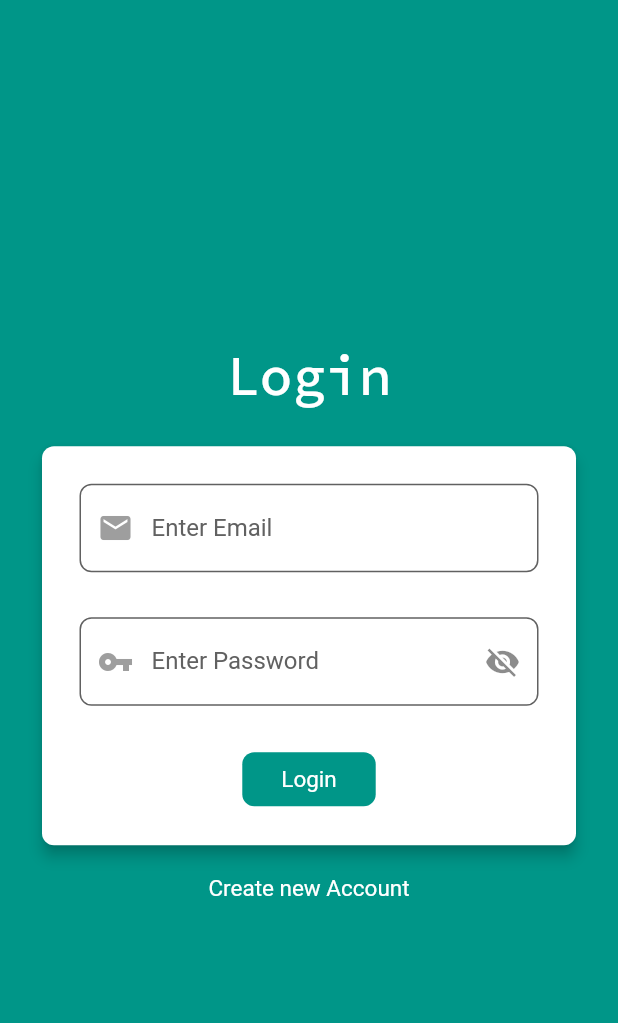
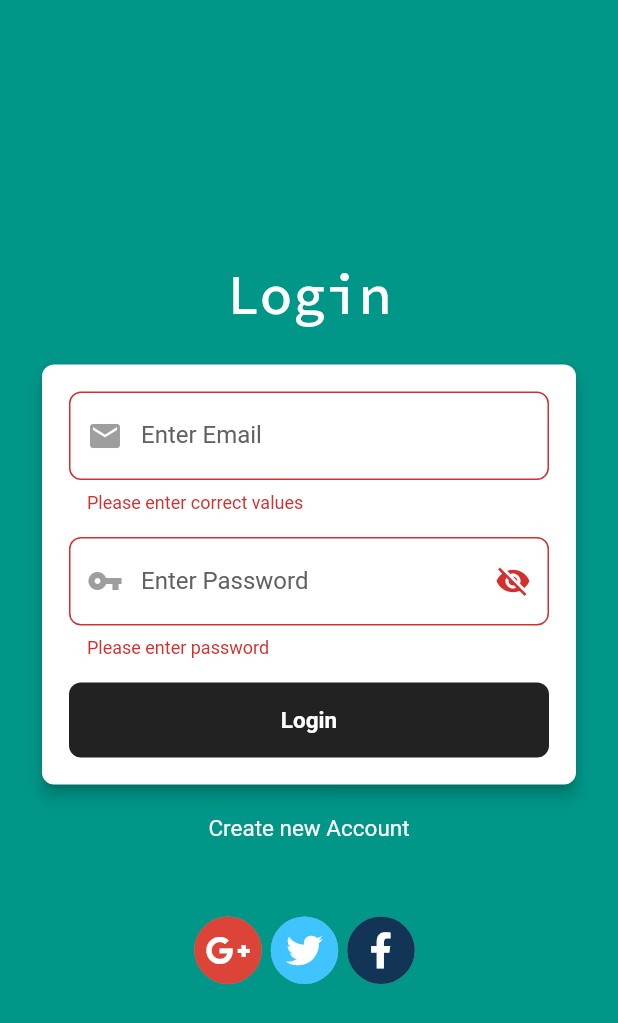
Before and after one commit to mkawa125/salesApp, a Flutter app: the screen it shows after launch, after a tap on "Login", on a phone screen of 412 x 824 dp. Shown: the top 1023 px of the screen. Run offline on Flutter 3.47's test engine with Material 2 defaults, Android fonts, the phone set to English and light mode, and no system bars; our stand-ins replace flutter_spinkit, font_awesome_flutter, google_fonts, modal_progress_hud, shared_preferences.

Commit message:
Add login button as block

```diff
--- a/lib/AuthPages/login.dart
+++ b/lib/AuthPages/login.dart
@@ -11,6 +11,8 @@ import 'dart:developer';
 import 'package:google_fonts/google_fonts.dart';
 import 'package:flutter_spinkit/flutter_spinkit.dart';
 import 'package:modal_progress_hud/modal_progress_hud.dart';
+import 'package:font_awesome_flutter/font_awesome_flutter.dart';
+
 
 
 class LoginPage extends StatefulWidget {
@@ -87,7 +89,7 @@ class _LoginPageState extends State<LoginPage> {
                             children: <Widget>[
 
                               Padding(
-                                padding: const EdgeInsets.all(15),
+                                padding: const EdgeInsets.all(8),
                                 child: TextFormField(
                                   style: TextStyle(color: Color(0xFF000000)),
                                   cursorColor: Color(0xFF9b9b9b),
@@ -134,17 +136,17 @@ class _LoginPageState extends State<LoginPage> {
                                   },
 
                                   validator: (value){
-                                    bool emailValid = RegExp(r'^(([^<>()[\]\\.,;:\s@\"]+(\.[^<>()[\]\\.,;:\s@\"]+)*)|(\".+\"))@((\[[0-9]{1,3}\.[0-9]{1,3}\.[0-9]{1,3}\.[0-9]{1,3}\])|(([a-zA-Z\-0-9]+\.)+[a-zA-Z]{2,}))$') as bool;
-                                    if(value.isEmpty || value.length < 4 || !emailValid){
+                                    if(value.isEmpty || value.length < 4){
                                       return "Please enter correct values";
                                     }
+                                    email = value;
                                     return null;
                                   },
                                 ),
                               ),
 
                               Padding(
-                                padding: const EdgeInsets.all(15),
+                                padding: const EdgeInsets.all(8),
                                 child: TextFormField(
                                   style: TextStyle(color: Color(0xFF000000)),
                                   cursorColor: Color(0xFF9b9b9b),
@@ -208,11 +210,11 @@ class _LoginPageState extends State<LoginPage> {
                                 ),
                               ),
                               Padding(
-                                padding: const EdgeInsets.all(10.0),
+                                padding: const EdgeInsets.all(8.0),
                                 child: FlatButton(
                                   child: Padding(
                                     padding: EdgeInsets.only(
-                                        top: 8, bottom: 8, left: 10, right: 10),
+                                        top: 8, bottom: 8, left: 8, right: 8),
                                     child: Text(
                                       _isLoading? 'Processing...' : 'Login',
                                       textDirection: TextDirection.ltr,
@@ -220,15 +222,17 @@ class _LoginPageState extends State<LoginPage> {
                                         color: Colors.white,
                                         fontSize: 15.0,
                                         decoration: TextDecoration.none,
-                                        fontWeight: FontWeight.normal,
+                                        fontWeight: FontWeight.bold,
                                       ),
                                     ),
                                   ),
-                                  color: Colors.teal,
+                                  color: Colors.black87,
+                                  minWidth: MediaQuery.of(context).size.width,
                                   disabledColor: Colors.grey,
+                                  padding: EdgeInsets.only(top: 8, bottom: 8),
                                   shape: new RoundedRectangleBorder(
-                                      borderRadius:
-                                      new BorderRadius.circular(8.0)),
+                                      borderRadius: new BorderRadius.circular(8.0)
+                                  ),
                                   onPressed: () {
                                     if (_formKey.currentState.validate()) {
                                       _login();
@@ -262,6 +266,89 @@ class _LoginPageState extends State<LoginPage> {
                         ),
                       ),
                     ),
+
+                    Padding(
+                      padding: const EdgeInsets.only(top: 50.0),
+                      child: Row(
+                        mainAxisAlignment: MainAxisAlignment.center,
+                        children: [
+                          Padding(padding: EdgeInsets.only(
+                            right: 6,
+                            bottom: 0,
+                          ),
+                            child:Container(
+                              height: 45,
+                              width: 45,
+                              decoration: BoxDecoration(
+                                color: Color(0xffDB4437),
+                                boxShadow: [
+                                  BoxShadow(
+                                    color: Colors.grey,
+                                  )
+                                ],
+                                shape: BoxShape.circle,
+                              ),
+                              child: Center(
+                                  child: FaIcon(
+                                    FontAwesomeIcons.googlePlusG,
+                                    color:Colors.white,
+                                  )
+                              ),
+                            ),
+                          ),
+
+                          Padding(padding: EdgeInsets.only(
+                              right: 6,
+                              bottom: 0
+                          ),
+                            child:Container(
+                              height: 45,
+                              width: 45,
+                              decoration: BoxDecoration(
+                                color: Colors.lightBlueAccent,
+                                boxShadow: [
+                                  BoxShadow(
+                                    color: Colors.grey,
+                                  )
+                                ],
+                                shape: BoxShape.circle,
+                              ),
+                              child: Center(
+                                  child: FaIcon(
+                                    FontAwesomeIcons.twitter,
+                                    color:Colors.white,
+                                  )
+                              ),
+                            ),
+                          ),
+
+                          Padding(padding: EdgeInsets.only(
+                              right: 6,
+                              bottom: 0
+                          ),
+                            child:Container(
+                              height: 45,
+                              width: 45,
+                              decoration: BoxDecoration(
+                                color: Color(0xff123456),
+                                boxShadow: [
+                                  BoxShadow(
+                                    color: Colors.grey,
+                                  )
+                                ],
+                                shape: BoxShape.circle,
+                              ),
+                              child: Center(
+                                  child: FaIcon(
+                                    FontAwesomeIcons.facebookF,
+                                    color:Colors.white,
+                                  )
+                              ),
+                            ),
+                          ),
+                        ],
+                      ),
+                    )
                   ],
                 ),
               ),
--- a/lib/Controllers/api.dart
+++ b/lib/Controllers/api.dart
@@ -4,8 +4,8 @@ import 'package:shared_preferences/shared_preferences.dart';
 import 'dart:developer';
 
 class Network{
-  // final String _url = 'http://192.168.43.203:8000/api/v1';
-  final String _url = 'http://10.0.2.2:8000/api/v1';
+  final String _url = 'http://192.168.43.203:8000/api/v1';
+  // final String _url = 'http://10.0.2.2:8000/api/v1';
   //if you are using android studio emulator, change localhost to 10.0.2.2
   var token;
 
```
